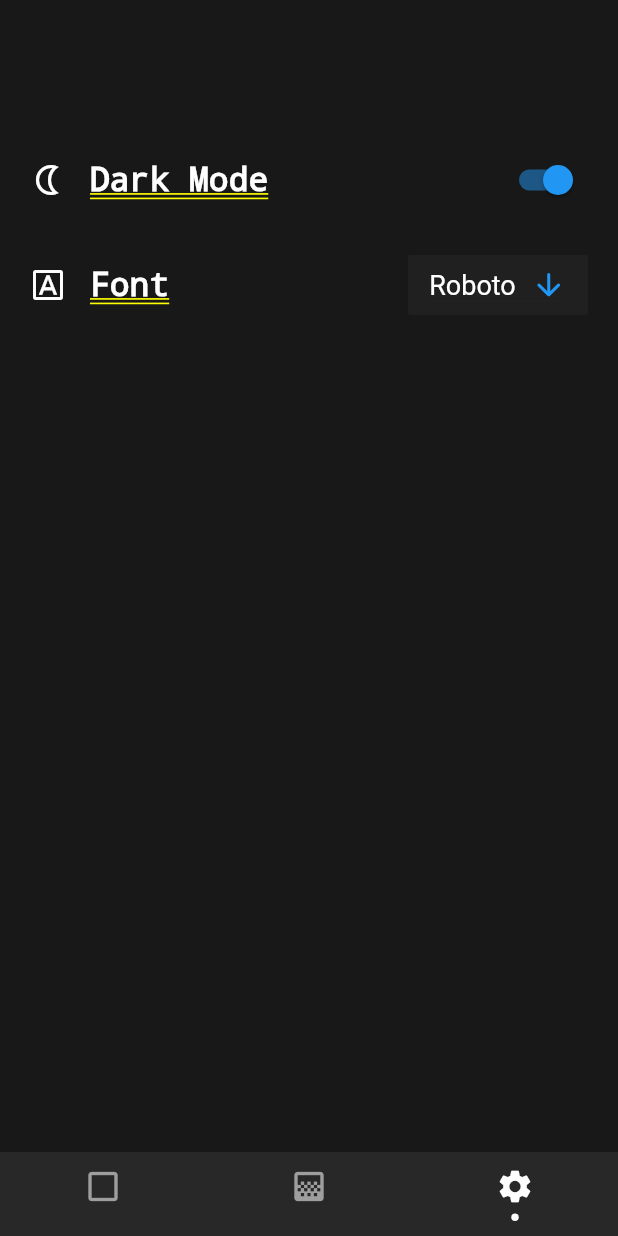
After one commit to aryang117/colorApp, a Flutter app: the screen it shows after launch, item 3 of the bottom bar chosen, on a phone screen of 412 x 824 dp. The commit adds this screen. Run offline on Flutter 3.47's test engine with Material 2 defaults, Android fonts, the phone set to English and light mode, and no system bars; drawn by our look-alikes of persistent_bottom_nav_bar.

Commit message:
started making the settings page

```diff
--- a/lib/Screens/home.dart
+++ b/lib/Screens/home.dart
@@ -1,4 +1,5 @@
 import 'package:colorApp/Screens/gradient.dart';
+import 'package:colorApp/Screens/settings.dart';
 import 'package:colorApp/Screens/solidColor.dart';
 import 'package:flutter/material.dart';
 
@@ -26,7 +27,7 @@ class _HomeState extends State<Home> {
     return [
       SolidColor(),
       GradientColor(),
-      SolidColor(),
+      Settings(),
     ];
   }
 
--- /dev/null
+++ b/lib/Screens/settings.dart
@@ -0,0 +1,146 @@
+import 'package:flutter/cupertino.dart';
+import 'package:flutter/material.dart';
+
+TextStyle _settingsOptionsTextStyle =
+    TextStyle(fontSize: 22, color: Colors.white);
+bool _isDarkTheme = true;
+String _dropdownValue = 'Roboto';
+
+class Settings extends StatefulWidget {
+  const Settings({Key key}) : super(key: key);
+
+  @override
+  _SettingsState createState() => _SettingsState();
+}
+
+class _SettingsState extends State<Settings> {
+  @override
+  Widget build(BuildContext context) {
+    return Container(
+      padding: EdgeInsets.fromLTRB(20, 100, 20, 0),
+      color: Color(0xff181818),
+      child: Column(
+        children: [
+          DarkThemeSwitch(),
+          Padding(
+            padding: EdgeInsets.only(top: 15, bottom: 15),
+          ),
+          DropDownFontSwitcher(),
+        ],
+      ),
+    );
+  }
+}
+
+class DarkThemeSwitch extends StatefulWidget {
+  const DarkThemeSwitch({Key key}) : super(key: key);
+
+  @override
+  _DarkThemeSwitchState createState() => _DarkThemeSwitchState();
+}
+
+class _DarkThemeSwitchState extends State<DarkThemeSwitch> {
+  @override
+  Widget build(BuildContext context) {
+    return Container(
+      height: 40,
+      child: Row(
+        children: [
+          Icon(
+            Icons.nightlight_outlined,
+            color: Colors.white,
+          ),
+          Padding(
+            padding: EdgeInsets.symmetric(horizontal: 8),
+          ),
+          Text(
+            'Dark Mode',
+            style: _settingsOptionsTextStyle,
+          ),
+          Spacer(),
+          Switch(
+            inactiveTrackColor: Color(0xff757575),
+            value: _isDarkTheme,
+            onChanged: (bool newValue) {
+              setState(() {
+                _isDarkTheme = !_isDarkTheme;
+              });
+            },
+          ),
+        ],
+      ),
+    );
+  }
+}
+
+class DropDownFontSwitcher extends StatefulWidget {
+  const DropDownFontSwitcher({Key key}) : super(key: key);
+
+  @override
+  _DropDownFontSwitcherState createState() => _DropDownFontSwitcherState();
+}
+
+class _DropDownFontSwitcherState extends State<DropDownFontSwitcher> {
+  @override
+  Widget build(BuildContext context) {
+    return Container(
+      height: 40,
+      child: Row(
+        children: [
+          Icon(
+            Icons.font_download_outlined,
+            color: Colors.white,
+          ),
+          Padding(
+            padding: EdgeInsets.symmetric(horizontal: 8),
+          ),
+          Text(
+            'Font',
+            style: _settingsOptionsTextStyle,
+          ),
+          Spacer(),
+          Container(
+            width: 120,
+            decoration: BoxDecoration(
+              color: Color(0xff202020),
+              borderRadius: BorderRadius.all(Radius.circular(2)),
+            ),
+            child: Center(
+              child: DropdownButton<String>(
+                value: _dropdownValue,
+                icon: Container(
+                  padding: EdgeInsets.only(left: 10),
+                  child: const Icon(
+                    Icons.arrow_downward_rounded,
+                    color: Colors.blue,
+                  ),
+                ),
+                iconSize: 24,
+                elevation: 16,
+                style: const TextStyle(color: Colors.white, fontSize: 18),
+                dropdownColor: Color(0xff212121),
+                underline: Container(
+                  height: 2,
+                  color: Color(0xff212121),
+                ),
+                onChanged: (String newValue) {
+                  setState(() {
+                    _dropdownValue = newValue;
+                    print(newValue);
+                  });
+                },
+                items: <String>['Nunito', 'Roboto', 'Arial', 'Four']
+                    .map<DropdownMenuItem<String>>((String value) {
+                  return DropdownMenuItem<String>(
+                    value: value,
+                    child: Text(value),
+                  );
+                }).toList(),
+              ),
+            ),
+          ),
+        ],
+      ),
+    );
+  }
+}
```
